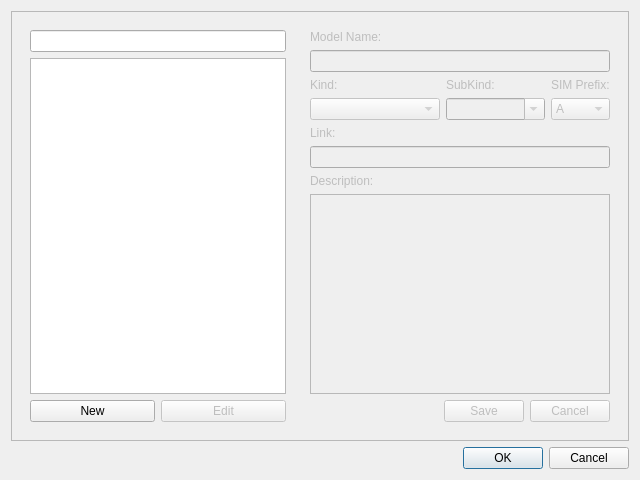
Qt form client/src/ui/model.ui (BamWolf/altium-common-library.client) before a commit.
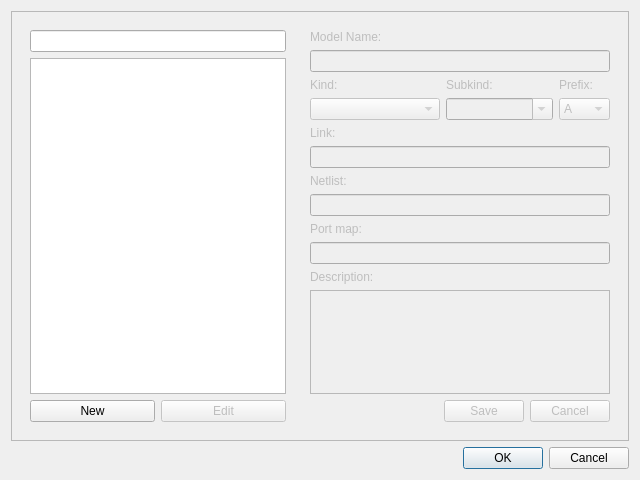
The same form after that commit.

Diff of the .ui file:
```diff
--- a/client/src/ui/model.ui
+++ b/client/src/ui/model.ui
@@ -103,17 +103,17 @@
            </property>
           </widget>
          </item>
-         <item row="9" column="0">
+         <item row="13" column="0">
           <widget class="QLabel" name="descriptionLabel">
            <property name="text">
             <string>Description:</string>
            </property>
           </widget>
          </item>
-         <item row="10" column="0" colspan="4">
+         <item row="14" column="0" colspan="4">
           <widget class="QPlainTextEdit" name="descriptionEdit"/>
          </item>
-         <item row="11" column="0" colspan="4">
+         <item row="15" column="0" colspan="4">
           <widget class="QWidget" name="buttonsWidgetRight" native="true">
            <layout class="QHBoxLayout" name="horizontalLayout_5">
             <property name="margin">
@@ -323,17 +323,37 @@
          <item row="2" column="1">
           <widget class="QLabel" name="subkindLabel">
            <property name="text">
-            <string>SubKind:</string>
+            <string>Subkind:</string>
            </property>
           </widget>
          </item>
          <item row="2" column="3">
           <widget class="QLabel" name="prefixLabel_2">
            <property name="text">
-            <string>SIM Prefix:</string>
+            <string>Prefix:</string>
            </property>
           </widget>
          </item>
+         <item row="9" column="0">
+          <widget class="QLabel" name="netlistLabel">
+           <property name="text">
+            <string>Netlist:</string>
+           </property>
+          </widget>
+         </item>
+         <item row="10" column="0" colspan="4">
+          <widget class="QLineEdit" name="netlistEdit"/>
+         </item>
+         <item row="11" column="0">
+          <widget class="QLabel" name="portmapLabel">
+           <property name="text">
+            <string>Port map:</string>
+           </property>
+          </widget>
+         </item>
+         <item row="12" column="0" colspan="4">
+          <widget class="QLineEdit" name="portmapEdit"/>
+         </item>
         </layout>
        </widget>
       </item>
```
